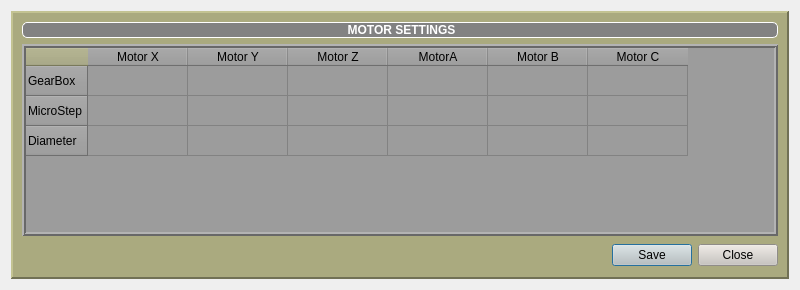
Qt form QtPaintingChair/settingWindow.ui (NguyenKhanh2101993/Painting_Chair_Robot_ver02) before a commit.
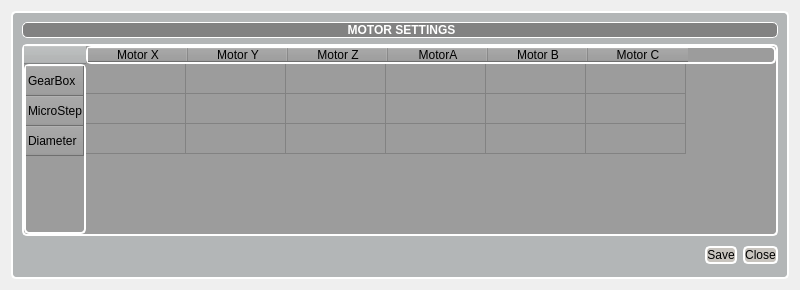
The same form after that commit. Icons and pictures are not drawn.

What changed in the file:
```diff
--- a/QtPaintingChair/settingWindow.ui
+++ b/QtPaintingChair/settingWindow.ui
@@ -39,7 +39,9 @@
       </sizepolicy>
      </property>
      <property name="styleSheet">
-      <string notr="true">background-color: rgb(170, 170, 127);
+      <string notr="true">background-color: rgb(179, 182, 183);
+border: 2px solid rgb(255, 255, 255);
+border-radius: 5px
 </string>
      </property>
      <property name="frameShape">
@@ -80,7 +82,8 @@
          </font>
         </property>
         <property name="styleSheet">
-         <string notr="true">background-color: rgb(156, 156, 156);</string>
+         <string notr="true">background-color: rgb(156, 156, 156);
+border: 2px solid rgb(255, 255, 255);</string>
         </property>
         <property name="frameShape">
          <enum>QFrame::Box</enum>
```
